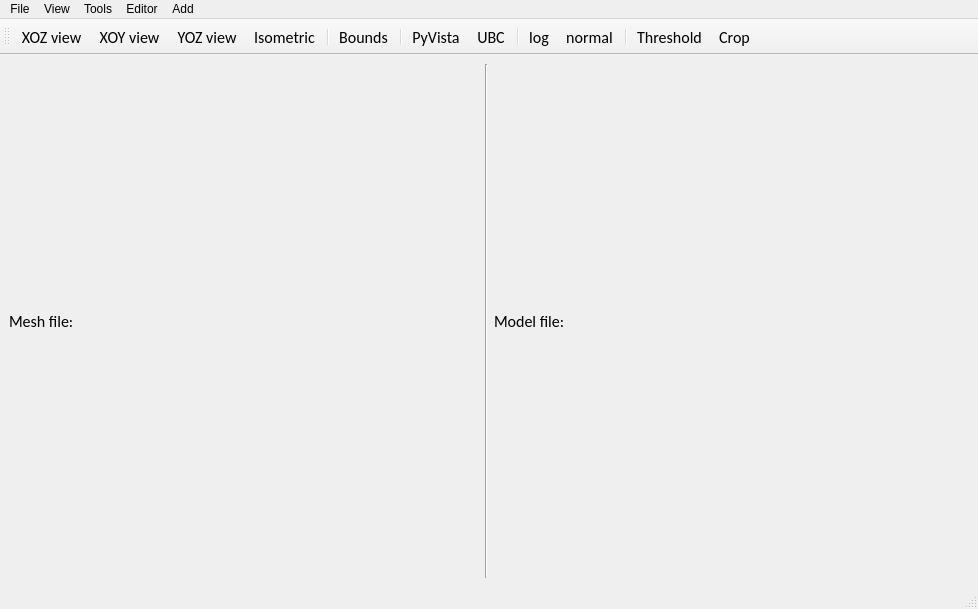
ycli0536/GeoModeling, file UI_init/ViewWin.ui: the form before one commit.
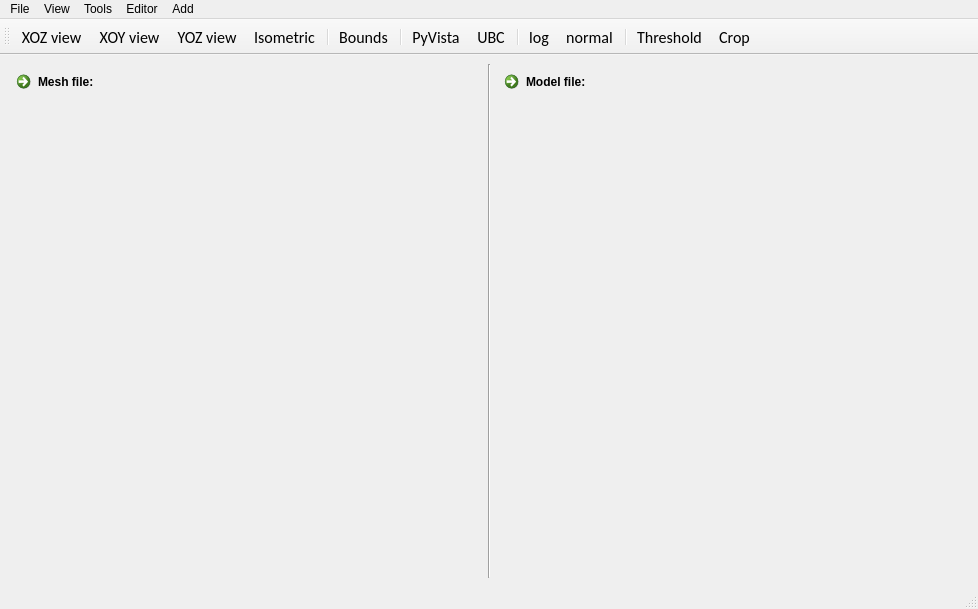
The form after the commit.

Commit message: feat(GUI-view): separate mesh loading and model loading

Patch:
```diff
--- a/UI_init/ViewWin.ui
+++ b/UI_init/ViewWin.ui
@@ -18,13 +18,7 @@
     <item>
      <layout class="QHBoxLayout" name="horizontalLayout" stretch="0,1,0,0,1">
       <item>
-       <widget class="QLabel" name="label_mesh">
-        <property name="font">
-         <font>
-          <family>Calibri</family>
-          <pointsize>12</pointsize>
-         </font>
-        </property>
+       <widget class="QCommandLinkButton" name="commandLinkButton_mesh">
         <property name="text">
          <string>Mesh file:</string>
         </property>
@@ -54,13 +48,7 @@
        </widget>
       </item>
       <item>
-       <widget class="QLabel" name="label_model">
-        <property name="font">
-         <font>
-          <family>Calibri</family>
-          <pointsize>12</pointsize>
-         </font>
-        </property>
+       <widget class="QCommandLinkButton" name="commandLinkButton_model">
         <property name="text">
          <string>Model file:</string>
         </property>
```
The commit also changes 2 other files.
